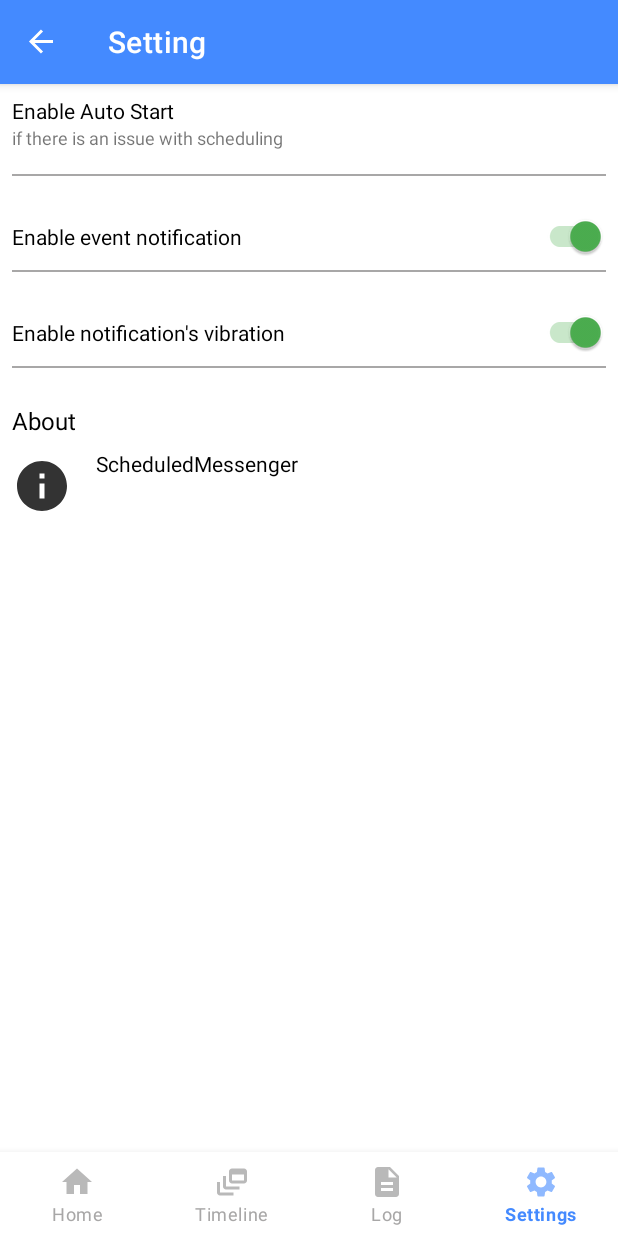
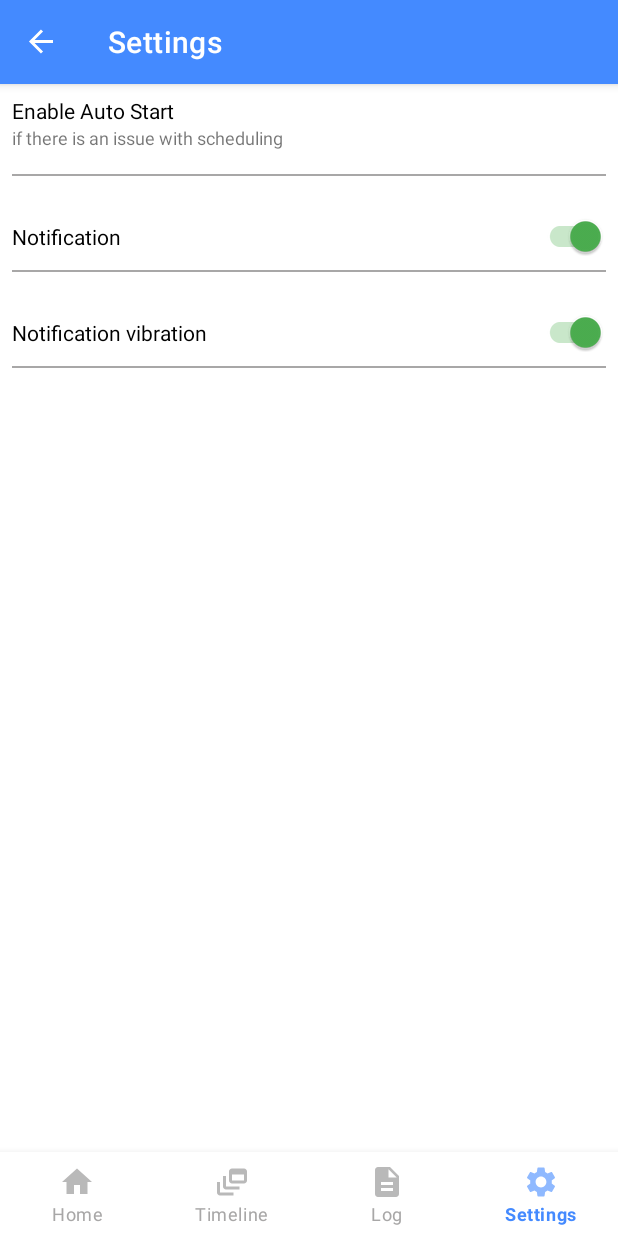
Before and after one commit to tanvir-ahmod/SMS-Scheduler, an Android app: the SettingsFragment screen opened through its navigation route, on a phone screen of 412 x 824 dp. Run offline under Robolectric (Android 15) with nearby library versions, the light colour scheme and no system bars; our stand-ins replace Dagger/Hilt's generated code, Room's generated code, data binding, navigation-ui; libraries missing offline, so code that uses them is left out: androidx.hilt.lifecycle; 1 statement that could not run was skipped.

Commit message:
Update Settings UI

```diff
--- a/app/src/main/java/com/example/scheduledmessenger/ui/setting/SettingFragment.kt
+++ b/app/src/main/java/com/example/scheduledmessenger/ui/settings/SettingsFragment.kt
@@ -1,4 +1,4 @@
-package com.example.scheduledmessenger.ui.setting
+package com.example.scheduledmessenger.ui.settings
 
 import android.os.Bundle
 import android.view.View
@@ -8,9 +8,9 @@ import com.example.scheduledmessenger.databinding.FragmentSettingBinding
 import dagger.hilt.android.AndroidEntryPoint
 
 @AndroidEntryPoint
-class SettingFragment : BaseFragment<SettingViewModel, FragmentSettingBinding>() {
+class SettingsFragment : BaseFragment<SettingsViewModel, FragmentSettingBinding>() {
 
-    override val mViewModel: SettingViewModel by viewModels()
+    override val mViewModel: SettingsViewModel by viewModels()
 
     override fun getViewBinding(): FragmentSettingBinding =
         FragmentSettingBinding.inflate(layoutInflater).apply {
--- a/app/src/main/java/com/example/scheduledmessenger/ui/setting/SettingViewModel.kt
+++ b/app/src/main/java/com/example/scheduledmessenger/ui/settings/SettingsViewModel.kt
@@ -1,28 +1,22 @@
-package com.example.scheduledmessenger.ui.setting
+package com.example.scheduledmessenger.ui.settings
 
-import android.content.Context
-import android.content.pm.PackageInfo
 import android.os.Build
-import android.util.Log
 import androidx.databinding.ObservableField
 import androidx.hilt.lifecycle.ViewModelInject
 import com.example.scheduledmessenger.base.BaseViewModel
 import com.example.scheduledmessenger.utils.SharedPrefManager
-import dagger.hilt.android.qualifiers.ApplicationContext
 
 
-class SettingViewModel @ViewModelInject constructor(
-    @ApplicationContext private val context: Context,
+class SettingsViewModel @ViewModelInject constructor(
     private val sharedPrefManager: SharedPrefManager
 ) :
     BaseViewModel() {
     val isShowAutoStart = ObservableField<Boolean>(false)
-    val versionNumber = ObservableField<String>("")
     val isNotificationChecked = ObservableField<Boolean>(sharedPrefManager.getNotificationStatus())
-    val isNotificationVibrationChecked = ObservableField<Boolean>(sharedPrefManager.getNotificationVibrationStatus())
+    val isNotificationVibrationChecked =
+        ObservableField<Boolean>(sharedPrefManager.getNotificationVibrationStatus())
 
     init {
-        setVersionNumber()
         verifyAutoStartEnableSetting()
     }
 
@@ -30,12 +24,6 @@ class SettingViewModel @ViewModelInject constructor(
         if ("xiaomi".equals(Build.MANUFACTURER, ignoreCase = true)) {
             isShowAutoStart.set(true)
         }
-    }
-
-    private fun setVersionNumber() {
-        val pInfo: PackageInfo =
-            context.packageManager.getPackageInfo(context.packageName, 0)
-        versionNumber.set(pInfo.versionName)
     }
 
     fun onNotificationCheckedChanged(value: Boolean) {
--- a/app/src/main/res/layout/fragment_setting.xml
+++ b/app/src/main/res/layout/fragment_setting.xml
@@ -9,7 +9,7 @@
 
         <variable
             name="viewModel"
-            type="com.example.scheduledmessenger.ui.setting.SettingViewModel" />
+            type="com.example.scheduledmessenger.ui.settings.SettingsViewModel" />
     </data>
 
     <LinearLayout
@@ -113,62 +113,5 @@
                 app:layout_constraintBottom_toBottomOf="parent" />
 
         </androidx.constraintlayout.widget.ConstraintLayout>
-
-
-        <androidx.appcompat.widget.AppCompatTextView
-            android:layout_width="match_parent"
-            android:layout_height="wrap_content"
-            android:layout_marginStart="8dp"
-            android:layout_marginTop="16dp"
-            android:text="@string/about"
-            android:textColor="@color/colorBlack"
-            android:textSize="16sp"
-            app:layout_constraintTop_toTopOf="parent" />
-
-
-        <androidx.constraintlayout.widget.ConstraintLayout
-            android:id="@+id/root_layout"
-            android:layout_width="match_parent"
-            android:layout_height="wrap_content"
-            android:padding="8dp">
-
-            <androidx.appcompat.widget.AppCompatImageView
-                android:id="@+id/iv_info"
-                android:layout_width="40dp"
-                android:layout_height="40dp"
-                android:layout_marginEnd="16dp"
-                android:src="@drawable/ic_info"
-                app:layout_constraintBottom_toBottomOf="parent"
-                app:layout_constraintStart_toStartOf="parent"
-                app:layout_constraintTop_toTopOf="parent" />
-
-
-            <androidx.appcompat.widget.AppCompatTextView
-                android:id="@+id/tv_app_name"
-                android:layout_width="0dp"
-                android:layout_height="wrap_content"
-                android:layout_marginStart="16dp"
-                android:text="@string/app_name"
-                android:textColor="@color/colorBlack"
-                android:textSize="14sp"
-                app:layout_constraintEnd_toEndOf="parent"
-                app:layout_constraintStart_toEndOf="@+id/iv_info"
-                app:layout_constraintTop_toTopOf="parent" />
-
-
-            <androidx.appcompat.widget.AppCompatTextView
-                android:id="@+id/tv_version"
-                android:layout_width="0dp"
-                android:layout_height="wrap_content"
-                android:layout_marginStart="16dp"
-                android:layout_marginTop="10dp"
-                android:text="@{viewModel.versionNumber}"
-                app:layout_constraintEnd_toEndOf="parent"
-                app:layout_constraintStart_toEndOf="@+id/iv_info"
-                app:layout_constraintTop_toBottomOf="@+id/tv_app_name" />
-
-
-        </androidx.constraintlayout.widget.ConstraintLayout>
-
     </LinearLayout>
 </layout>
--- a/app/src/main/res/navigation/bottom_nav_graph.xml
+++ b/app/src/main/res/navigation/bottom_nav_graph.xml
@@ -31,8 +31,8 @@
     </fragment>
     <fragment
         android:id="@+id/settingFragment"
-        android:name="com.example.scheduledmessenger.ui.setting.SettingFragment"
-        android:label="Setting" />
+        android:name="com.example.scheduledmessenger.ui.settings.SettingsFragment"
+        android:label="Settings" />
     <fragment
         android:id="@+id/addSmsFragment"
         android:name="com.example.scheduledmessenger.ui.add_sms.AddSmsFragment"
--- a/app/src/main/res/values/strings.xml
+++ b/app/src/main/res/values/strings.xml
@@ -31,8 +31,8 @@
     <string name="enable_auto_start_title">Enable Auto Start</string>
     <string name="enable_auto_start_subtitle">if there is an issue with scheduling</string>
     <string name="about">About</string>
-    <string name="enable_event_notification">Enable event notification</string>
-    <string name="enable_notification_vibration">Enable notification\'s vibration</string>
+    <string name="enable_event_notification">Notification</string>
+    <string name="enable_notification_vibration">Notification vibration</string>
     <string name="status_colon">Status:</string>
     <string name="datetime_colon">DateTime:</string>
     <string name="summary">Summary</string>
```
